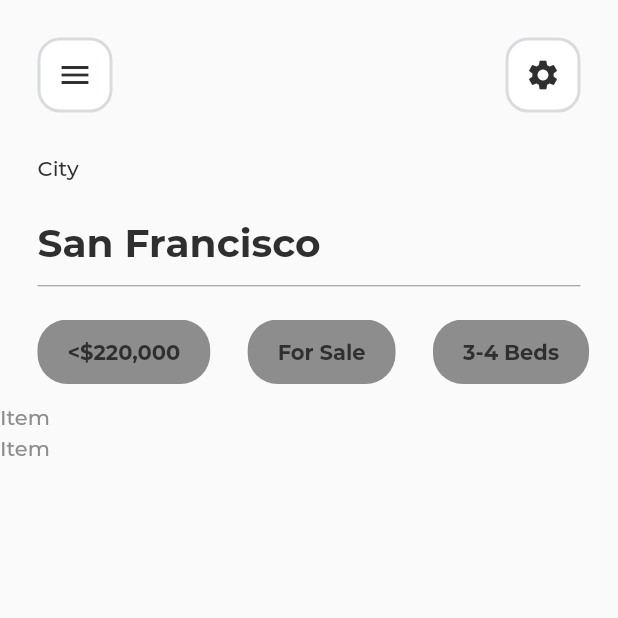
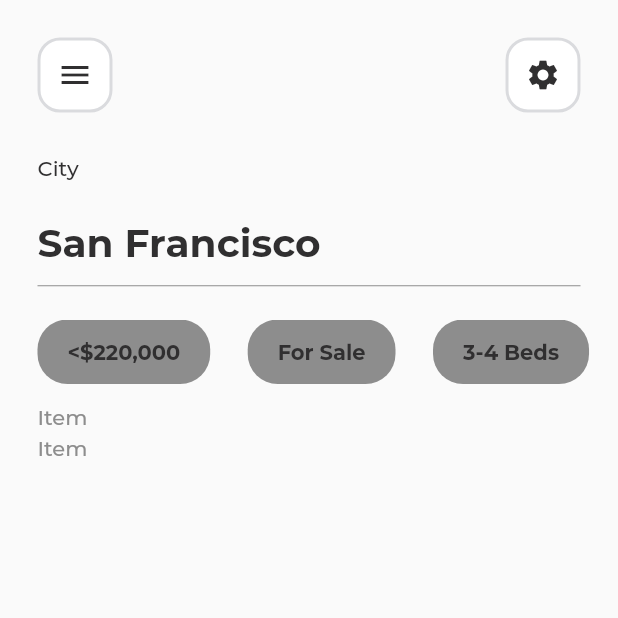
Before and after one commit to madeshv5543/first_flutter, a Flutter app: the screen it shows after launch, on a phone screen of 412 x 824 dp, the top half of it. Run offline on Flutter 3.47's test engine with Material 2 defaults, Android fonts, the phone set to English and light mode, and no system bars.

```diff
--- a/lib/screens/LandingPage.dart
+++ b/lib/screens/LandingPage.dart
@@ -54,11 +54,14 @@ class LandingPage extends StatelessWidget {
                   )),
               addVerticalSpace(10),
               Expanded(
-                child: ListView.builder(
-                  itemCount: RE_DATA.length,
-                  itemBuilder: (context, index) {
-                    return Text("Item");
-                  },
+                child: Padding(
+                  padding: sidePadding,
+                  child: ListView.builder(
+                    itemCount: RE_DATA.length,
+                    itemBuilder: (context, index) {
+                      return Text("Item");
+                    },
+                  ),
                 ),
               )
             ],
```
Also changed, not shown: 1 other file.
